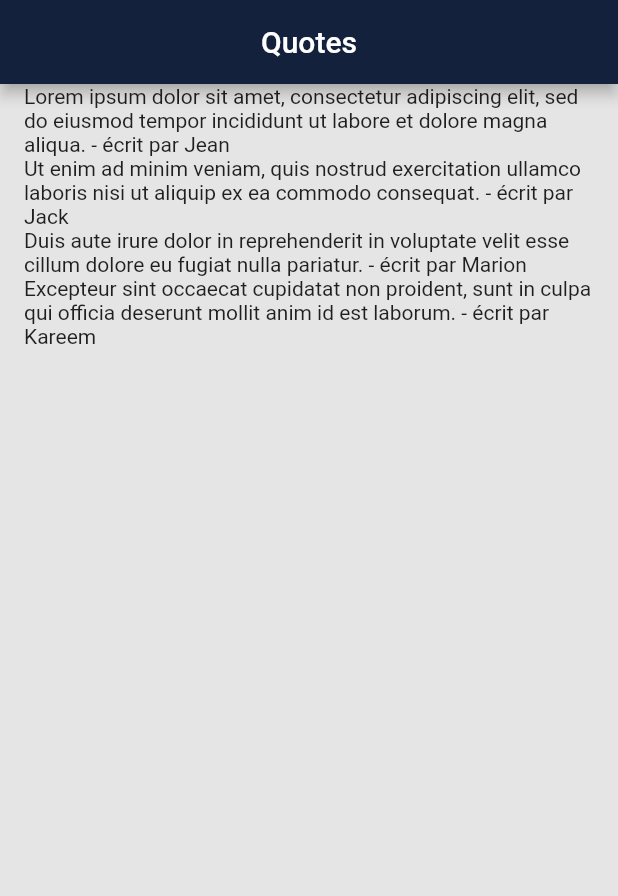
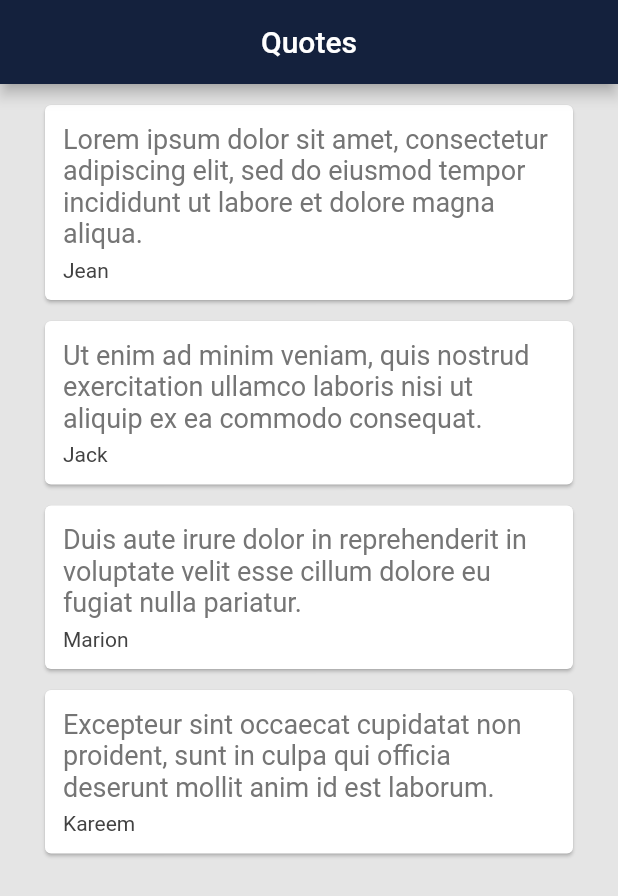
Before and after one commit to medericgb/flutter_app, a Flutter app: the screen it shows after launch, on a phone screen of 412 x 824 dp. Shown: the top 896 px of the screen. Run offline on Flutter 3.47's test engine with Material 2 defaults, Android fonts, the phone set to English and light mode, and no system bars.

Commit message:
quoteTemplate

```diff
--- a/lib/main.dart
+++ b/lib/main.dart
@@ -36,7 +36,36 @@ class _QuotesListState extends State<QuotesList> {
     ),
   ];
 
-  List<String> authors = [];
+  Widget quoteTemplate(quote) {
+    return Card(
+      margin: const EdgeInsets.fromLTRB(14.0, 14.0, 14.0, 0),
+      child: Padding(
+        padding: const EdgeInsets.all(12.0),
+        child: Column(
+          crossAxisAlignment: CrossAxisAlignment.stretch,
+          children: <Widget>[
+            Text(
+              quote.text,
+              style: TextStyle(
+                fontSize: 18.0,
+                color: Colors.grey[600],
+              ),
+            ),
+            SizedBox(
+              height: 6.0,
+            ),
+            Text(
+              quote.author,
+              style: TextStyle(
+                fontSize: 14.0,
+                color: Colors.grey[800],
+              ),
+            )
+          ],
+        ),
+      ),
+    );
+  }
 
   @override
   Widget build(BuildContext context) {
@@ -50,13 +79,7 @@ class _QuotesListState extends State<QuotesList> {
       body: Container(
         margin: const EdgeInsets.symmetric(horizontal: 16.0),
         child: Column(
-          children: quotes
-              .map(
-                (quote) => Text(
-                  '${quote.text} - écrit par ${quote.author}',
-                ),
-              )
-              .toList(),
+          children: quotes.map((quote) => quoteTemplate(quote)).toList(),
         ),
       ),
     );
```
